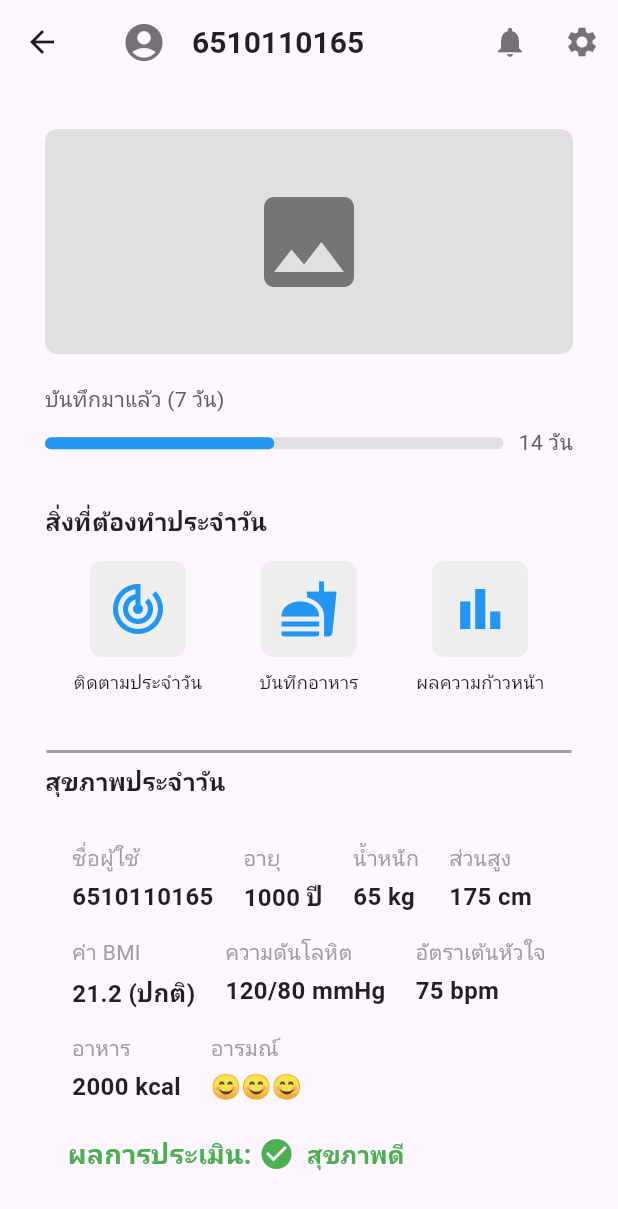
After one commit to Lolipopxn/Personal-Wellness-Tracker-App, a Flutter app: the Dashboard screen opened by its route, on a phone screen of 412 x 824 dp. The commit adds this screen. Shown: the top 1209 px of the screen. Run offline on Flutter 3.47's test engine with Material 3 defaults, Android fonts, the phone set to English and light mode, and no system bars; our stand-ins replace firebase_auth, firebase_core, image_picker; accounts and stored records are empty.

Commit message:
Add Dashboard

```diff
--- a/personal_wellness_tracker/lib/main.dart
+++ b/personal_wellness_tracker/lib/main.dart
@@ -2,8 +2,8 @@ import 'package:flutter/material.dart';
 import 'package:personal_wellness_tracker/pages/login_page.dart';
 import 'pages/register_page.dart';
 import 'pages/home.dart';
-import 'pages/login.dart';
 import 'pages/profile.dart';
+import 'pages/dashboard.dart';
 
 import 'package:firebase_core/firebase_core.dart';
 import 'firebase_options.dart';
@@ -28,6 +28,7 @@ class MyApp extends StatelessWidget {
         '/login': (context) => LoginPage(),
         '/profile': (context) => Profile(),
         '/register': (context) => RegisterPage(),
+        '/dashboard': (context) => Dashboard(),
       },
     );
   }
--- /dev/null
+++ b/personal_wellness_tracker/lib/pages/dashboard.dart
@@ -0,0 +1,300 @@
+import 'package:flutter/material.dart';
+
+class Dashboard extends StatelessWidget {
+  const Dashboard({super.key});
+
+  Widget _buildDailyTaskItem({
+    required IconData icon,
+    required String label,
+    required VoidCallback onTap,
+  }) {
+    return GestureDetector(
+      onTap: onTap,
+      child: Column(
+        children: <Widget>[
+          Container(
+            padding: const EdgeInsets.all(12),
+            decoration: BoxDecoration(
+              color: Colors.grey[200], // Background for the icon
+              borderRadius: BorderRadius.circular(8),
+            ),
+            child: Icon(icon, size: 40, color: Colors.blue),
+          ),
+          const SizedBox(height: 8),
+          Text(
+            label,
+            textAlign: TextAlign.center,
+            style: const TextStyle(
+              fontSize: 12,
+              color: Colors.black87,
+            ), // Added style for consistency
+          ),
+        ],
+      ),
+    );
+  }
+
+  // New helper widget to build a health metric item
+  Widget _buildHealthMetricItem({
+    required String label,
+    required String value,
+    required Color color, // Default icon color
+    Color labelColor = Colors.grey, // Default label color
+    // Color valueColor = Colors.black87,
+  }) {
+    return Column(
+      crossAxisAlignment: CrossAxisAlignment.start, // Align text to start
+      children: <Widget>[
+        Text(label, style: TextStyle(fontSize: 14, color: labelColor)),
+        const SizedBox(height: 4),
+        Text(
+          value,
+          style: TextStyle(
+            fontSize: 16,
+            fontWeight: FontWeight.bold,
+            color: color,
+          ),
+        ),
+      ],
+    );
+  }
+
+  @override
+  Widget build(BuildContext context) {
+    return Scaffold(
+      appBar: AppBar(
+        backgroundColor: Colors.transparent,
+        elevation: 0, // No shadow
+        title: Row(
+          children: <Widget>[
+            IconButton(
+              icon: const Icon(
+                Icons.account_circle,
+                size: 30,
+                color: Colors.black54,
+              ),
+              onPressed: () {
+                // Handle profile icon tap
+              },
+            ),
+            const SizedBox(width: 8),
+            const Text(
+              '6510110165', // Replace with dynamic username
+              style: TextStyle(
+                fontSize: 20,
+                fontWeight: FontWeight.bold,
+                color: Colors.black87,
+              ),
+            ),
+          ],
+        ),
+        actions: <Widget>[
+          IconButton(
+            icon: const Icon(Icons.notifications, color: Colors.black54),
+            onPressed: () {
+              // Handle notifications icon tap
+            },
+          ),
+          IconButton(
+            icon: const Icon(Icons.settings, color: Colors.black54),
+            onPressed: () {
+              // Handle settings icon tap
+            },
+          ),
+        ],
+      ),
+      body: Padding(
+        padding: const EdgeInsets.all(30),
+        child: Column(
+          crossAxisAlignment: CrossAxisAlignment.start,
+          children: <Widget>[
+            // Image Placeholder Section
+            Container(
+              height: 150,
+              width: double.infinity,
+              decoration: BoxDecoration(
+                color: Colors.grey[300], // Placeholder color
+                borderRadius: BorderRadius.circular(8),
+              ),
+              child: Center(
+                child: Icon(Icons.image, size: 80, color: Colors.grey[600]),
+              ),
+            ),
+            const SizedBox(height: 20),
+
+            // Progress Bar Section
+            Text(
+              'บันทึกมาแล้ว (7 วัน)', // "Recorded (7 days)"
+              style: TextStyle(fontSize: 14, color: Colors.grey[700]),
+            ),
+            const SizedBox(height: 8),
+            Row(
+              children: <Widget>[
+                Expanded(
+                  child: LinearProgressIndicator(
+                    value: 7 / 14, // Example: 7 out of 14 days
+                    backgroundColor: Colors.grey[300],
+                    valueColor: const AlwaysStoppedAnimation<Color>(
+                      Colors.blue,
+                    ),
+                    minHeight: 8,
+                    borderRadius: BorderRadius.circular(4),
+                  ),
+                ),
+                const SizedBox(width: 10),
+                Text(
+                  '14 วัน', // "14 days"
+                  style: TextStyle(fontSize: 14, color: Colors.grey[700]),
+                ),
+              ],
+            ),
+            const SizedBox(height: 30),
+
+            // Daily Tasks Section
+            const Text(
+              'สิ่งที่ต้องทำประจำวัน', // "Things to do daily"
+              style: TextStyle(
+                fontSize: 16,
+                fontWeight: FontWeight.bold,
+                color: Colors.black87,
+              ),
+            ),
+            const SizedBox(height: 15),
+            Row(
+              mainAxisAlignment: MainAxisAlignment.spaceAround,
+              children: <Widget>[
+                _buildDailyTaskItem(
+                  icon: Icons.track_changes, // Example icon for tracking
+                  label: 'ติดตามประจำวัน', // "Daily Tracking"
+                  onTap: () {
+                    print('Daily Tracking tapped');
+                  },
+                ),
+                _buildDailyTaskItem(
+                  icon: Icons.fastfood, // Example icon for food
+                  label: 'บันทึกอาหาร', // "Record Food"
+                  onTap: () {
+                    print('Record Food tapped');
+                  },
+                ),
+                _buildDailyTaskItem(
+                  icon: Icons.bar_chart, // Example icon for progress
+                  label: 'ผลความก้าวหน้า', // "Progress Results"
+                  onTap: () {
+                    print('Progress Results tapped');
+                  },
+                ),
+              ],
+            ),
+
+            const SizedBox(height: 30),
+
+            const Divider(
+              thickness: 2,
+              color: Colors.grey,
+              indent: 1,
+              endIndent: 1,
+            ),
+            // Daily Health Section (Updated)
+            const Text(
+              "สุขภาพประจำวัน", // "Daily Health"
+              style: TextStyle(
+                fontSize: 16,
+                fontWeight: FontWeight.bold,
+                color: Colors.black87,
+              ),
+            ),
+            const SizedBox(height: 15),
+            Padding(
+              padding: const EdgeInsets.all( 15),
+              child: Column(
+                mainAxisAlignment: MainAxisAlignment.start,
+                children: [
+                  Wrap(
+                    spacing: 20.0, // Horizontal space between items
+                    runSpacing: 15.0, // Vertical space between lines
+                    alignment: WrapAlignment.start, // Align items to the start
+                    children: [
+                      _buildHealthMetricItem(
+                        label: "ชื่อผู้ใช้",
+                        value: "6510110165",
+                        color: Colors.black87,
+                      ),
+                      _buildHealthMetricItem(
+                        label: "อายุ",
+                        value: "1000 ปี",
+                        color: Colors.black87,
+                      ),
+                      _buildHealthMetricItem(
+                        label: "น้ำหนัก",
+                        value: "65 kg",
+                        color: Colors.black87,
+                      ),
+                      _buildHealthMetricItem(
+                        label: "ส่วนสูง",
+                        value: "175 cm",
+                        color: Colors.black87,
+                      ),
+                      _buildHealthMetricItem(
+                        label: "ค่า BMI",
+                        value: "21.2 (ปกติ)",
+                        color: Colors.black87,
+                      ),
+                      _buildHealthMetricItem(
+                        label: "ความดันโลหิต",
+                        value: "120/80 mmHg",
+                        color: Colors.black87,
+                      ),
+                      _buildHealthMetricItem(
+                        label: "อัตราเต้นหัวใจ",
+                        value: "75 bpm",
+                        color: Colors.black87,
+                      ),
+                      _buildHealthMetricItem(
+                        label: "อาหาร",
+                        value: "2000 kcal",
+                        color: Colors.black87,
+                      ),
+                      _buildHealthMetricItem(
+                        label: "อารมณ์",
+                        value: "😊😊😊",
+                        color: Colors.black87,
+                      ),
+                    ],
+                  ),
+                  const SizedBox(height: 20),
+                  Row(
+                      mainAxisAlignment: MainAxisAlignment.start, // Center the text
+                      children: [
+                        const Text("ผลการประเมิน: ",
+                          style: TextStyle(
+                            fontSize: 18,
+                            fontWeight: FontWeight.bold,
+                            color: Colors.green,
+                          ),
+                        ),
+                        Icon(
+                          Icons.check_circle,
+                          color: Colors.green,
+                          size: 24,
+                        ),
+                        const SizedBox(width: 8), // Space between icon and text
+                        const Text(
+                          "สุขภาพดี", // "Healthy"
+                          style: TextStyle(
+                            fontSize: 16,
+                            fontWeight: FontWeight.bold,
+                            color: Colors.green,
+                          ),
+                        ),
+                      ],
+                    ),
+                ],
+              ),
+            ),
+          ],
+        ),
+      ),
+    );
+  }
+}
--- a/personal_wellness_tracker/lib/pages/home.dart
+++ b/personal_wellness_tracker/lib/pages/home.dart
@@ -13,23 +13,29 @@ class HomePage extends StatelessWidget {
           children: [
             Text('นี่คือหน้า Home'),
             SizedBox(height: 20),
-            ElevatedButton(
+            FilledButton(
               onPressed: () {
                 Navigator.pushNamed(context, '/login');
               },
               child: Text('ไปที่หน้า login'),
             ),
-            ElevatedButton(
+            FilledButton(
               onPressed: () {
                 Navigator.pushNamed(context, '/profile');
               },
               child: Text('ไปที่หน้า profile'),
             ),
-            ElevatedButton(
+            FilledButton(
               onPressed: () {
                 Navigator.pushNamed(context, '/register');
               },
               child: Text('ไปที่หน้า register'),
+            ),
+            FilledButton(
+              onPressed: () {
+                Navigator.pushNamed(context, '/dashboard');
+              },
+              child: Text('ไปที่หน้า Dashboad'),
             ),
           ],
         ),
```
Also changed, not shown: 1 other file.
